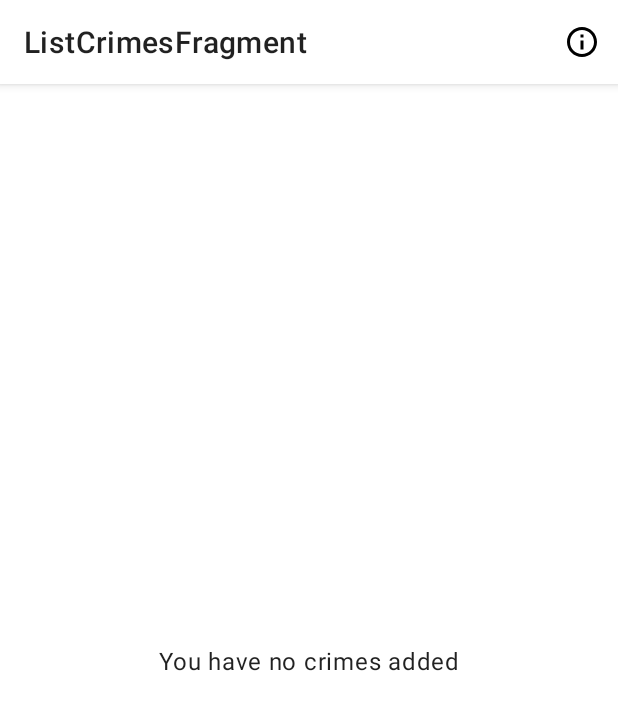
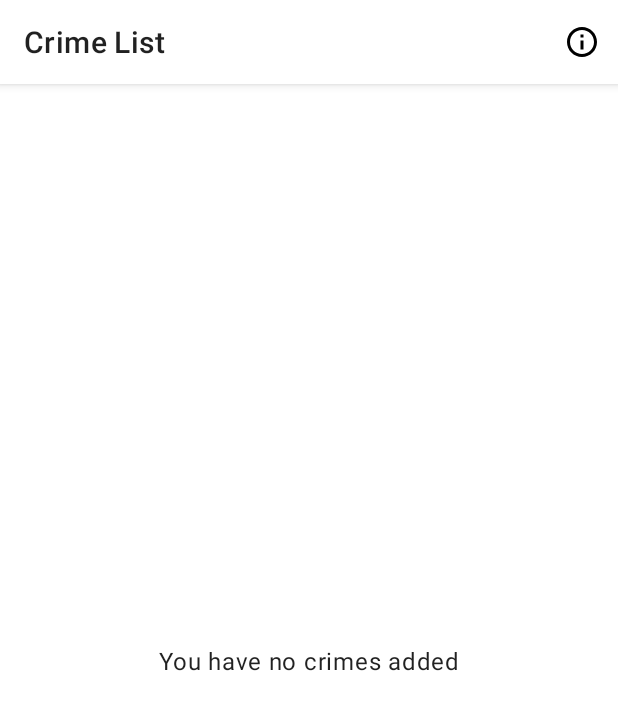
Before and after one commit to HadySalhab/CriminialIntent-MVVM, an Android app: the screen it shows after launch (MainActivity), on a phone screen of 412 x 824 dp. Shown: the top 710 px of the screen. Run offline under Robolectric (Android 15) with nearby library versions, the phone set to English and light mode, and no system bars; our stand-ins replace Room's generated code, data binding, navigation-ui; 3 statements that could not run were skipped.

Commit message:
Updating NavGraph

```diff
--- a/app/src/main/res/navigation/nav_graph.xml
+++ b/app/src/main/res/navigation/nav_graph.xml
@@ -7,9 +7,8 @@
     <fragment
         android:id="@+id/listCrimesFragment"
         android:name="com.android.myapplication.criminialintent_refactored.ListCrimesFragment"
-        android:label="ListCrimesFragment"
-        tools:layout="@layout/fragment_crimes_list"
-        >
+        android:label="Crime List"
+        tools:layout="@layout/fragment_crimes_list">
         <action
             android:id="@+id/action_listCrimesFragment_to_crimeFragment"
             app:destination="@id/crimeFragment" />
@@ -23,9 +22,8 @@
     <fragment
         android:id="@+id/crimeFragment"
         android:name="com.android.myapplication.criminialintent_refactored.CrimeFragment"
-        android:label="CrimeFragment"
-        tools:layout="@layout/fragment_crime"
-        >
+        android:label="Crime"
+        tools:layout="@layout/fragment_crime">
         <argument
             android:name="id"
             app:argType="string"
```
